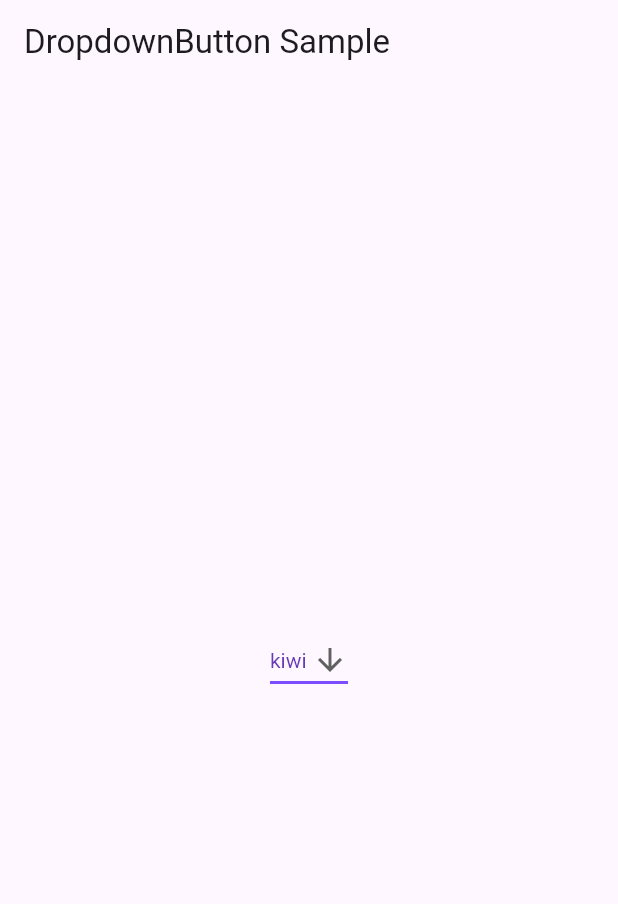
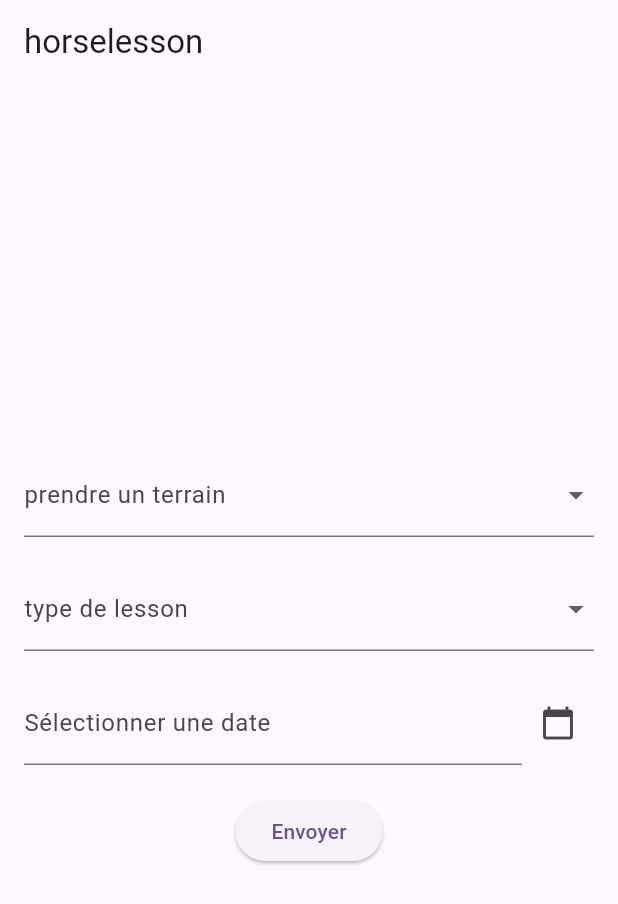
Before and after one commit to Traylen/ChevalDeTroie, a Flutter app: the screen it shows after launch, on a phone screen of 412 x 824 dp. Shown: the top 904 px of the screen. Run offline on Flutter 3.47's test engine with Material 3 defaults, Android fonts, the phone set to English and light mode, and no system bars.

Commit message:
concour/horselesson

```diff
--- a/lib/main.dart
+++ b/lib/main.dart
@@ -1,60 +1,25 @@
+import 'package:chevaldetroie/view/concour.dart';
+import 'package:chevaldetroie/view/horseLesson.dart';
 import 'package:flutter/material.dart';
 
-/// Flutter code sample for [DropdownButton].
+void main() {
+  runApp(const MyApp());
+}
 
-const List<String> list = <String>['kiwi', 'theo', 'tom', 'Four'];
+class MyApp extends StatelessWidget {
+  const MyApp({super.key});
 
-void main() => runApp(const DropdownButtonApp());
-
-class DropdownButtonApp extends StatelessWidget {
-  const DropdownButtonApp({super.key});
-
+  // This widget is the root of your application.
   @override
   Widget build(BuildContext context) {
     return MaterialApp(
-      home: Scaffold(
-        appBar: AppBar(title: const Text('DropdownButton Sample')),
-        body: const Center(
-          child: DropdownButtonExample(),
-        ),
+      debugShowCheckedModeBanner: false,
+      title: 'Cheval De Troie',
+      theme: ThemeData(
+        colorScheme: ColorScheme.fromSeed(seedColor: Colors.deepPurple),
+        useMaterial3: true,
       ),
+      home: Horselesson(),
     );
   }
 }
-
-class DropdownButtonExample extends StatefulWidget {
-  const DropdownButtonExample({super.key});
-
-  @override
-  State<DropdownButtonExample> createState() => _DropdownButtonExampleState();
-}
-
-class _DropdownButtonExampleState extends State<DropdownButtonExample> {
-  String dropdownValue = list.first;
-
-  @override
-  Widget build(BuildContext context) {
-    return DropdownButton<String>(
-      value: dropdownValue,
-      icon: const Icon(Icons.arrow_downward),
-      elevation: 16,
-      style: const TextStyle(color: Colors.deepPurple),
-      underline: Container(
-        height: 2,
-        color: Colors.deepPurpleAccent,
-      ),
-      onChanged: (String? value) {
-        // This is called when the user selects an item.
-        setState(() {
-          dropdownValue = value!;
-        });
-      },
-      items: list.map<DropdownMenuItem<String>>((String value) {
-        return DropdownMenuItem<String>(
-          value: value,
-          child: Text(value),
-        );
-      }).toList(),
-    );
-  }
-}
--- /dev/null
+++ b/lib/view/horseLesson.dart
@@ -0,0 +1,138 @@
+import 'package:flutter/material.dart';
+import 'package:intl/intl.dart';
+
+class Horselesson extends StatefulWidget {
+  @override
+  _HorselessonState createState() => _HorselessonState();
+}
+
+class _HorselessonState extends State<Horselesson> {
+  final _formKey = GlobalKey<FormState>();
+
+  String? _selectedOption1;
+  String? _selectedOption2;
+  DateTime? _selectedDate;
+
+  final List<String> _dropdownOptions1 = ['Manege', 'Carriere'];
+  final List<String> _dropdownOptions2 = [
+    'dressage',
+    'Saut d ostacle',
+    'Endurance'
+  ];
+//datepicker pour pas oublier
+  Future<void> _pickDate(BuildContext context) async {
+    final DateTime? picked = await showDatePicker(
+      context: context,
+      initialDate: DateTime.now(),
+      firstDate: DateTime(2000),
+      lastDate: DateTime(2101),
+    );
+    if (picked != null && picked != _selectedDate) {
+      setState(() {
+        _selectedDate = picked;
+      });
+    }
+  }
+
+  @override
+  Widget build(BuildContext context) {
+    return Scaffold(
+      appBar: AppBar(
+        title: Text('horselesson'),
+      ),
+      body: Center(
+        child: SingleChildScrollView(
+          padding: EdgeInsets.all(16.0),
+          child: Form(
+            key: _formKey,
+            child: Column(
+              mainAxisAlignment: MainAxisAlignment.center,
+              children: [
+                // Dropdown 1
+                DropdownButtonFormField<String>(
+                  decoration: InputDecoration(labelText: 'prendre un terrain'),
+                  value: _selectedOption1,
+                  items: _dropdownOptions1.map((String value) {
+                    return DropdownMenuItem<String>(
+                      value: value,
+                      child: Text(value),
+                    );
+                  }).toList(),
+                  onChanged: (newValue) {
+                    setState(() {
+                      _selectedOption1 = newValue;
+                    });
+                  },
+                  validator: (value) =>
+                      value == null ? 'Veuillez choisir une option' : null,
+                ),
+                SizedBox(height: 20),
+
+                // Dropdown 2
+                DropdownButtonFormField<String>(
+                  decoration: InputDecoration(labelText: 'type de lesson'),
+                  value: _selectedOption2,
+                  items: _dropdownOptions2.map((String value) {
+                    return DropdownMenuItem<String>(
+                      value: value,
+                      child: Text(value),
+                    );
+                  }).toList(),
+                  onChanged: (newValue) {
+                    setState(() {
+                      _selectedOption2 = newValue;
+                    });
+                  },
+                  validator: (value) =>
+                      value == null ? 'Veuillez choisir une option' : null,
+                ),
+                SizedBox(height: 20),
+
+                // Date Picker
+                Row(
+                  children: [
+                    Expanded(
+                      child: TextFormField(
+                        decoration: InputDecoration(
+                          labelText: 'Sélectionner une date',
+                          hintText: _selectedDate != null
+                              ? DateFormat('dd/MM/yyyy').format(_selectedDate!)
+                              : 'Aucune date sélectionnée',
+                        ),
+                        readOnly: true,
+                        onTap: () => _pickDate(context),
+                        validator: (value) => _selectedDate == null
+                            ? 'Veuillez choisir une date'
+                            : null,
+                      ),
+                    ),
+                    IconButton(
+                      icon: Icon(Icons.calendar_today),
+                      onPressed: () => _pickDate(context),
+                    ),
+                  ],
+                ),
+                SizedBox(height: 20),
+
+                ElevatedButton(
+                  onPressed: () {
+                    if (_formKey.currentState!.validate()) {
+                      ScaffoldMessenger.of(context).showSnackBar(
+                        SnackBar(
+                          content: Text('Option 1: $_selectedOption1\n'
+                              'Option 2: $_selectedOption2\n'
+                              'Date: ${_selectedDate != null ? DateFormat('dd/MM/yyyy').format(_selectedDate!) : 'Non sélectionnée'}'),
+                        ),
+                      );
+                    }
+                  },
+                  child: Text('Envoyer'),
+                ),
+              ],
+            ),
+          ),
+        ),
+      ),
+    );
+  }
+}
--- a/pubspec.yaml
+++ b/pubspec.yaml
@@ -36,6 +36,7 @@
   # Use with the CupertinoIcons class for iOS style icons.
   cupertino_icons: ^1.0.8
   flutter_datetime_picker: ^1.5.1
+  intl: ^0.19.0
 
 dev_dependencies:
   flutter_test:
```
Also changed, not shown: lib/view/concour.dart (added, +130 -0 lines), pubspec.lock.
